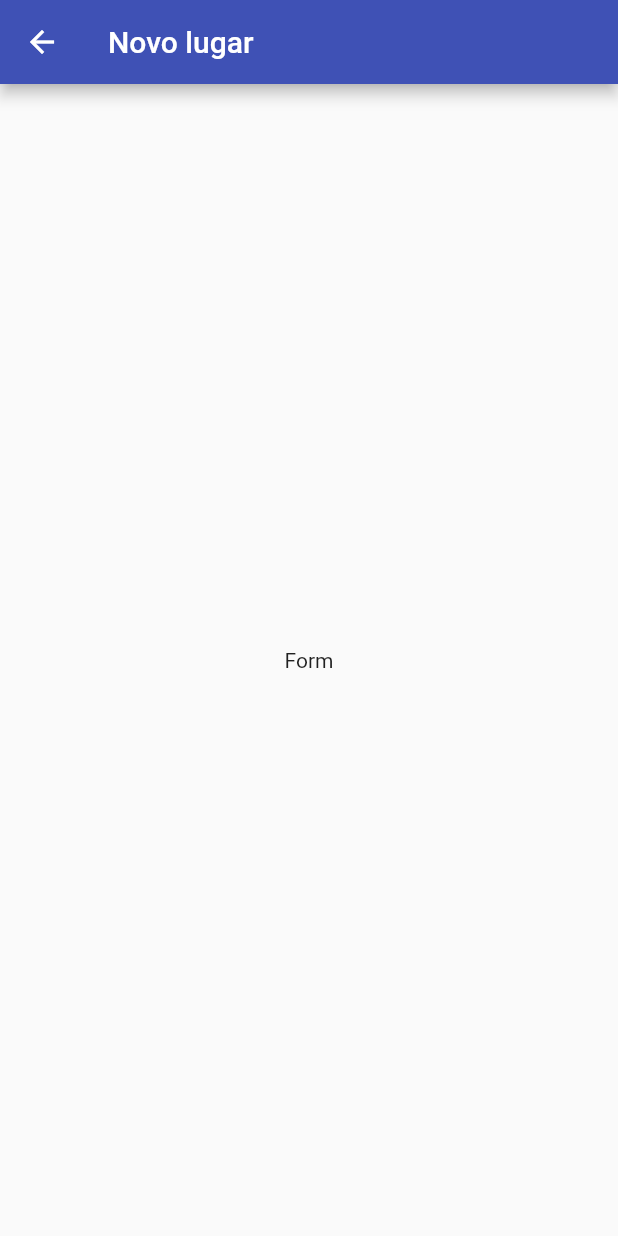
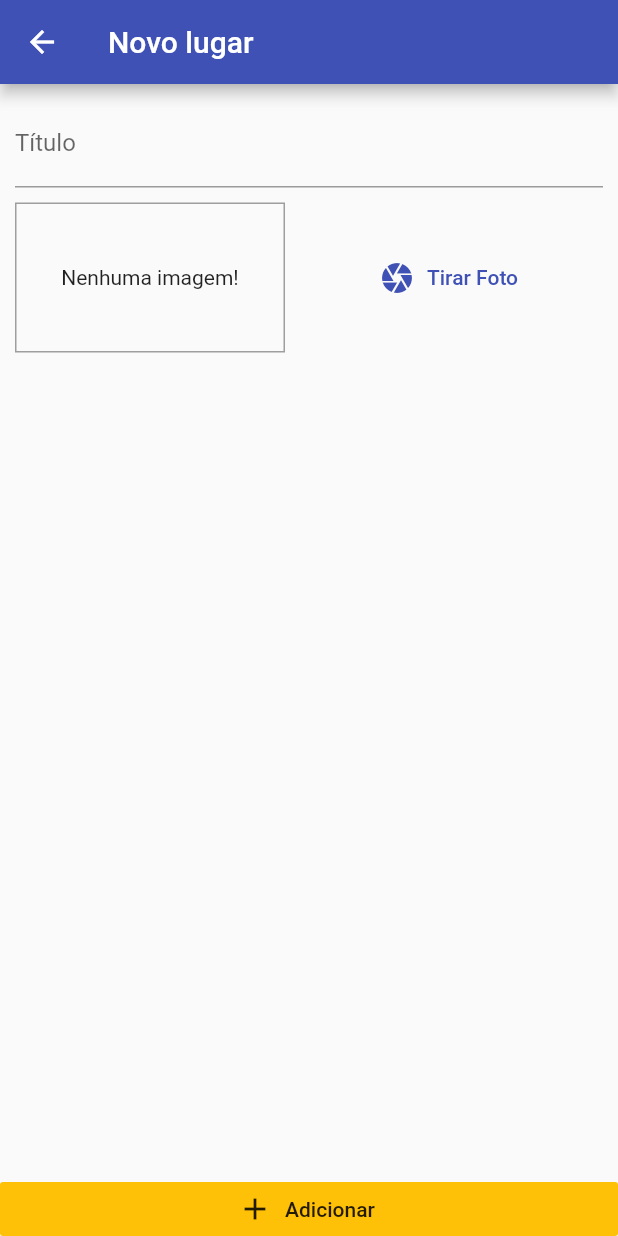
Before and after one commit to rodolforoc/great-places, a Flutter app: the PlaceFormScreen screen opened by its route, on a phone screen of 412 x 824 dp. Run offline on Flutter 3.47's test engine with Material 2 defaults, Android fonts, the light colour scheme and no system bars; our stand-ins replace image_picker.

Commit message:
add access to camera

```diff
--- a/lib/screens/place_form_screen.dart
+++ b/lib/screens/place_form_screen.dart
@@ -1,4 +1,5 @@
 import 'package:flutter/material.dart';
+import 'package:great_places/widgets/image_input.dart';
 
 class PlaceFormScreen extends StatefulWidget {
   @override
@@ -6,6 +7,10 @@ class PlaceFormScreen extends StatefulWidget {
 }
 
 class _PlaceFormScreenState extends State<PlaceFormScreen> {
+  final _titleController = TextEditingController();
+
+  void _submitForm() {}
+
   @override
   Widget build(BuildContext context) {
     return Scaffold(
@@ -13,7 +18,36 @@ class _PlaceFormScreenState extends State<PlaceFormScreen> {
         title: Text('Novo lugar'),
       ),
       body: Center(
-        child: Text('Form'),
+        child: Column(
+          crossAxisAlignment: CrossAxisAlignment.stretch,
+          children: [
+            Expanded(
+              child: SingleChildScrollView(
+                child: Padding(
+                  padding: const EdgeInsets.all(10),
+                  child: Column(
+                    children: [
+                      TextField(
+                        controller: _titleController,
+                        decoration: InputDecoration(labelText: 'Título'),
+                      ),
+                      SizedBox(height: 10),
+                      ImageInput(),
+                    ],
+                  ),
+                ),
+              ),
+            ),
+            RaisedButton.icon(
+              icon: Icon(Icons.add),
+              label: Text('Adicionar'),
+              color: Theme.of(context).accentColor,
+              elevation: 0,
+              materialTapTargetSize: MaterialTapTargetSize.shrinkWrap,
+              onPressed: _submitForm,
+            ),
+          ],
+        ),
       ),
     );
   }
--- /dev/null
+++ b/lib/widgets/image_input.dart
@@ -0,0 +1,58 @@
+import 'dart:io';
+
+import 'package:flutter/material.dart';
+import 'package:image_picker/image_picker.dart';
+
+class ImageInput extends StatefulWidget {
+  @override
+  _ImageInputState createState() => _ImageInputState();
+}
+
+class _ImageInputState extends State<ImageInput> {
+  File _storedImage;
+
+  _takePicture() async {
+    final ImagePicker _picker = ImagePicker();
+    PickedFile imageFile = await _picker.getImage(
+      source: ImageSource.camera,
+    );
+
+    if (imageFile == null) return;
+
+    setState(() {
+      _storedImage = File(imageFile.path);
+    });
+  }
+
+  @override
+  Widget build(BuildContext context) {
+    return Row(
+      children: [
+        Container(
+          width: 180,
+          height: 100,
+          decoration: BoxDecoration(
+            border: Border.all(width: 1, color: Colors.grey),
+          ),
+          alignment: Alignment.center,
+          child: _storedImage != null
+              ? Image.file(
+                  _storedImage,
+                  width: double.infinity,
+                  fit: BoxFit.cover,
+                )
+              : Text('Nenhuma imagem!'),
+        ),
+        SizedBox(width: 10),
+        Expanded(
+          child: FlatButton.icon(
+            icon: Icon(Icons.camera),
+            label: Text('Tirar Foto'),
+            textColor: Theme.of(context).primaryColor,
+            onPressed: _takePicture,
+          ),
+        ),
+      ],
+    );
+  }
+}
--- a/pubspec.yaml
+++ b/pubspec.yaml
@@ -24,6 +24,7 @@ dependencies:
   flutter:
     sdk: flutter
   provider: ^4.3.1
+  image_picker: ^0.6.7+4
 
 
   # The following adds the Cupertino Icons font to your application.
```
Also changed, not shown: pubspec.lock.
